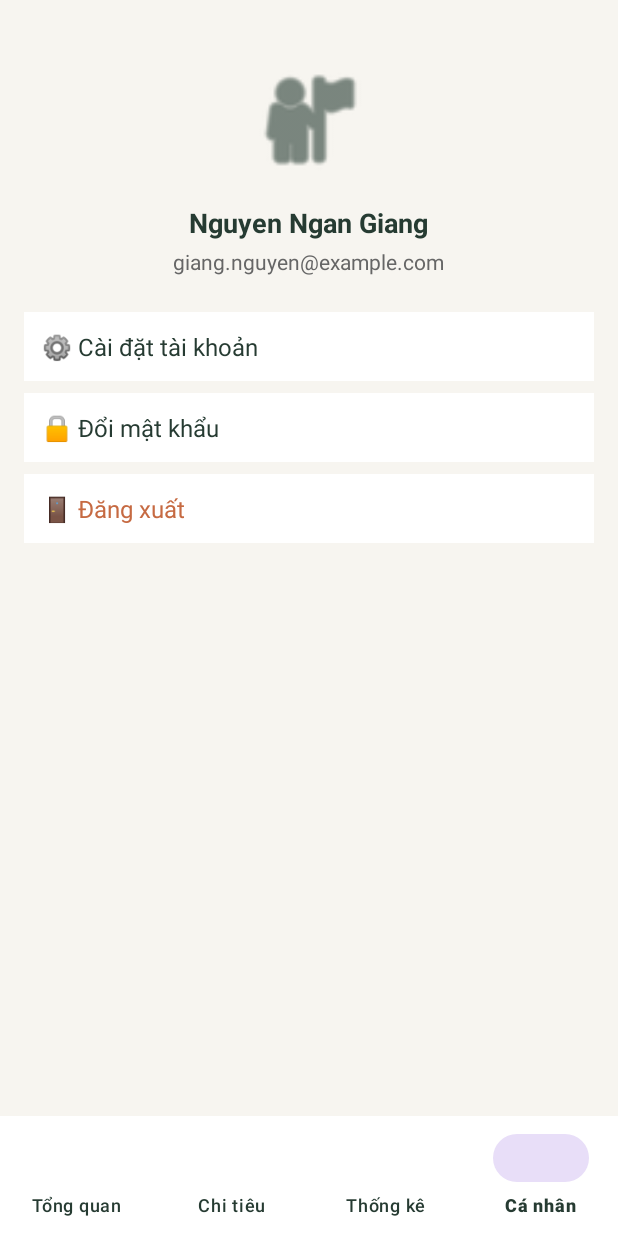
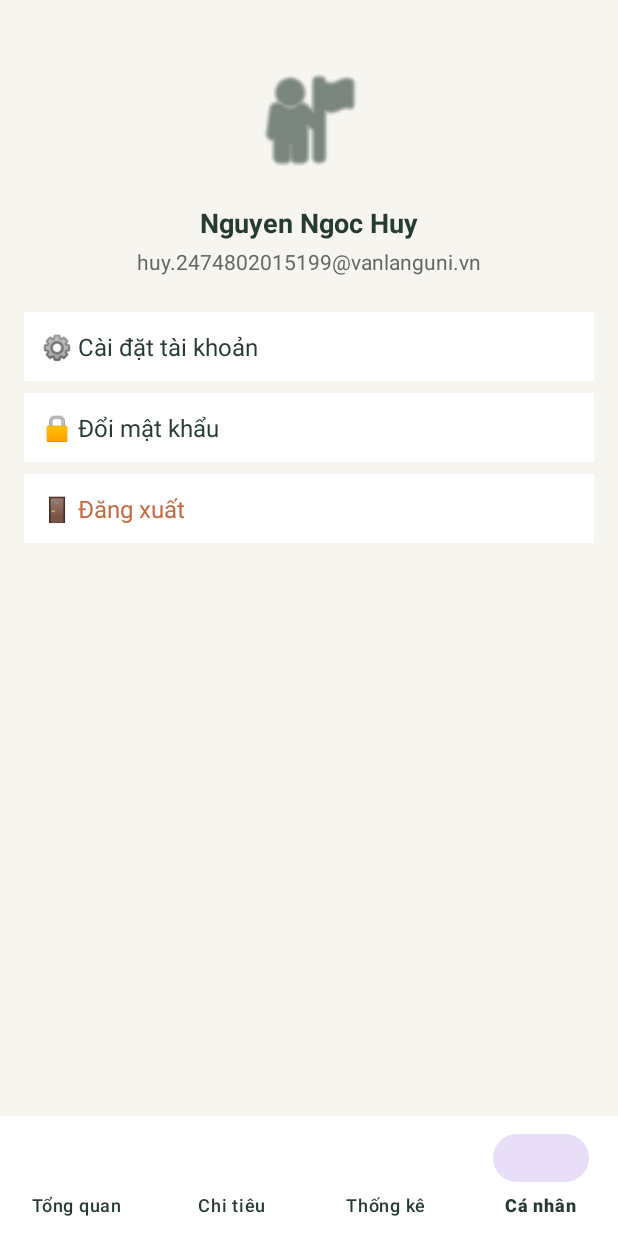
Before and after one commit to phamhoang3345/DO-AN-LAP-TRINH-DI-DONG, an Android app: the screen it shows after launch (MainActivity), item 4 of the bottom bar chosen, on a phone screen of 412 x 824 dp. Run offline under Robolectric (Android 15) with nearby library versions, the phone set to English and light mode, and no system bars.

Commit message:
Update profile user info to Nguyen Ngoc Huy

```diff
--- a/app/src/main/java/com/example/expensemanager/viewmodel/ProfileViewModel.kt
+++ b/app/src/main/java/com/example/expensemanager/viewmodel/ProfileViewModel.kt
@@ -16,8 +16,8 @@ class ProfileViewModel : ViewModel() {
 
     fun loadUserProfile() {
         _userProfile.value = UserProfile(
-            name = "Nguyen Ngan Giang",
-            email = "giang.nguyen@example.com"
+            name = "Nguyen Ngoc Huy",
+            email = "huy.2474802015199@vanlanguni.vn"
         )
     }
 }
--- a/app/src/main/res/layout/fragment_profile.xml
+++ b/app/src/main/res/layout/fragment_profile.xml
@@ -23,7 +23,7 @@
         android:id="@+id/tv_user_name"
         android:layout_width="wrap_content"
         android:layout_height="wrap_content"
-        android:text="Nguyen Ngan Giang"
+        android:text="Nguyen Ngoc Huy"
         android:textColor="#263B32"
         android:textSize="18sp"
         android:textStyle="bold" />
@@ -35,7 +35,7 @@
         android:layout_height="wrap_content"
         android:layout_marginTop="4dp"
         android:layout_marginBottom="24dp"
-        android:text="giang.nguyen@example.com"
+        android:text="huy.2474802015199@vanlanguni.vn"
         android:textColor="#666666"
         android:textSize="14sp" />
 
```
